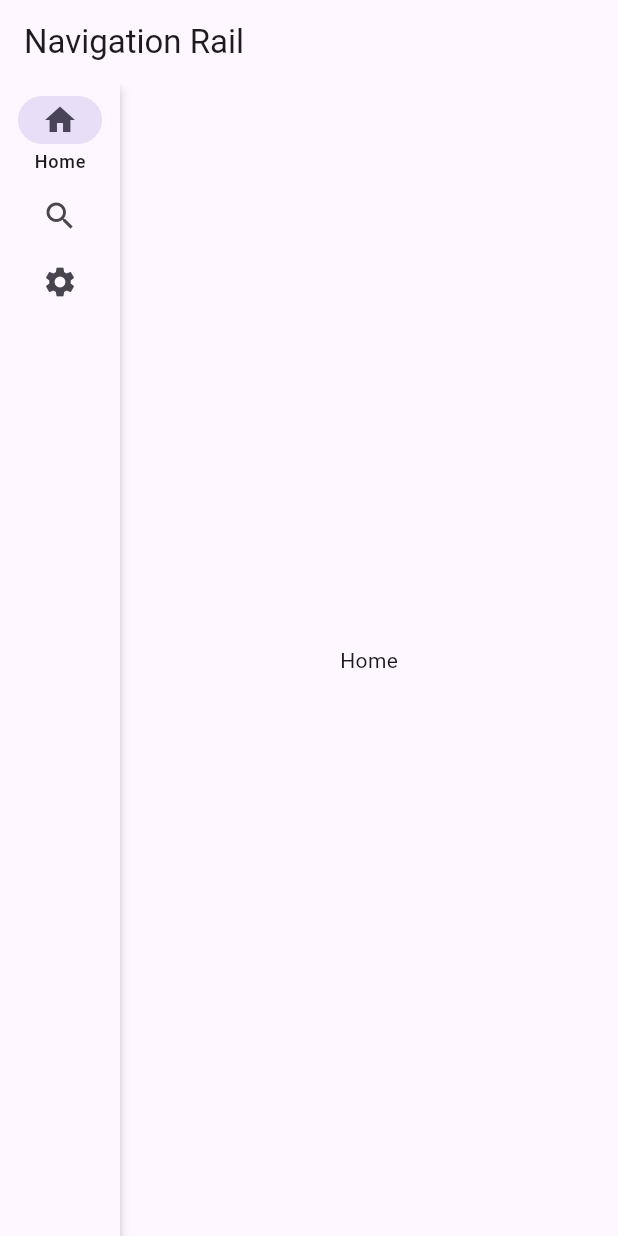
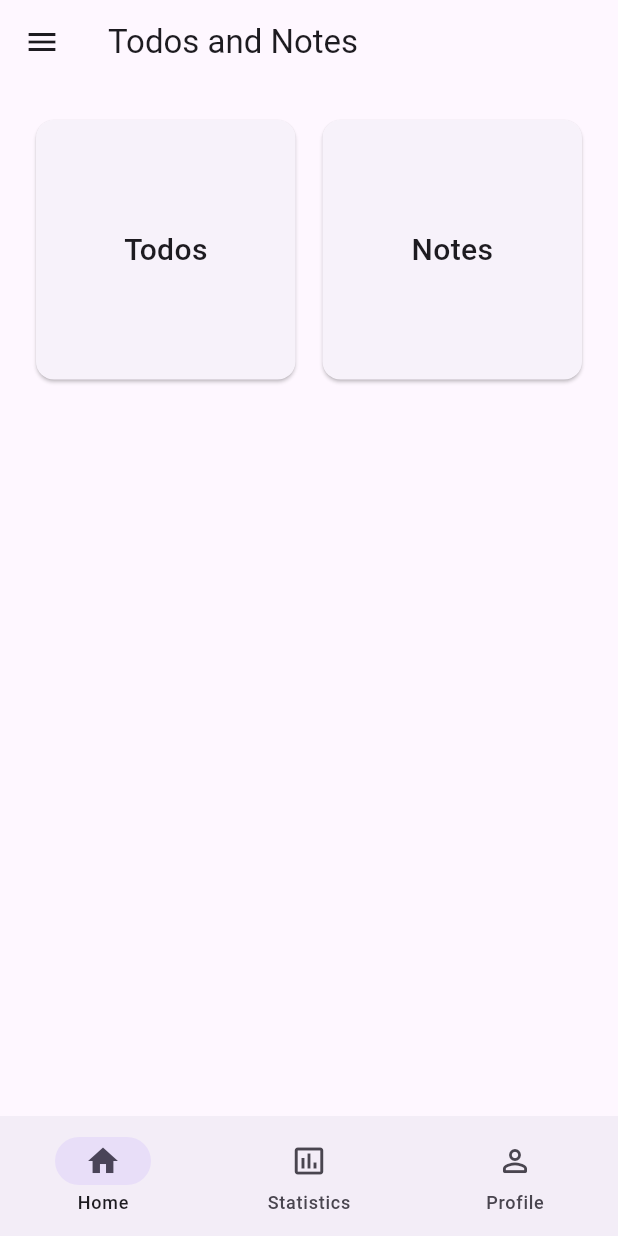
Before and after one commit to msx-git/flutter_day_29, a Flutter app: the screen it shows after launch, on a phone screen of 412 x 824 dp. Run offline on Flutter 3.47's test engine with Material 3 defaults, Android fonts, the phone set to English and light mode, and no system bars.

Commit message:
Navigations are added.

```diff
--- a/lib/main.dart
+++ b/lib/main.dart
@@ -1,7 +1,8 @@
 import 'package:flutter/material.dart';
+import 'package:flutter_day_29/views/pages/main_page.dart';
 
-import 'views/bottom_navigation_stacked.dart';
-import 'views/navigation_rails_page.dart';
+import 'views/pages/classwork/bottom_navigation_stacked.dart';
+import 'views/pages/classwork/navigation_rails_page.dart';
 
 void main() {
   runApp(const MyApp());
@@ -17,6 +18,7 @@ class MyApp extends StatelessWidget {
       debugShowCheckedModeBanner: false,
       home: PageView(
         children: const [
+          MainPage(),
           NavigationRails(),
           BottomNavigationStacked(),
         ],
--- /dev/null
+++ b/lib/views/pages/main_page.dart
@@ -0,0 +1,51 @@
+import 'package:flutter/material.dart';
+import 'package:flutter_day_29/views/pages/todos_and_notes/home.dart';
+import 'package:flutter_day_29/views/pages/todos_and_notes/profile.dart';
+
+import 'todos_and_notes/statistics.dart';
+
+class MainPage extends StatefulWidget {
+  const MainPage({super.key});
+
+  @override
+  State<MainPage> createState() => _MainPageState();
+}
+
+class _MainPageState extends State<MainPage> {
+  int currentIndex = 0;
+
+  @override
+  Widget build(BuildContext context) {
+    return Scaffold(
+      body: IndexedStack(
+        index: currentIndex,
+        children: const [
+          Home(),
+          Statistics(),
+          Profile(),
+        ],
+      ),
+      bottomNavigationBar: NavigationBar(
+        selectedIndex: currentIndex,
+        onDestinationSelected: (value) => setState(() => currentIndex = value),
+        destinations: const [
+          NavigationDestination(
+            icon: Icon(Icons.home_outlined),
+            selectedIcon: Icon(Icons.home),
+            label: 'Home',
+          ),
+          NavigationDestination(
+            selectedIcon: Icon(Icons.insert_chart),
+            icon: Icon(Icons.insert_chart_outlined),
+            label: 'Statistics',
+          ),
+          NavigationDestination(
+            selectedIcon: Icon(Icons.person_rounded),
+            icon: Icon(Icons.person_outline_rounded),
+            label: 'Profile',
+          ),
+        ],
+      ),
+    );
+  }
+}
--- /dev/null
+++ b/lib/views/pages/todos_and_notes/home.dart
@@ -0,0 +1,58 @@
+import 'package:flutter/cupertino.dart';
+import 'package:flutter/material.dart';
+
+import 'widgets/notes_list.dart';
+import 'widgets/todos_list.dart';
+
+class Home extends StatelessWidget {
+  const Home({super.key});
+
+  @override
+  Widget build(BuildContext context) {
+    return Scaffold(
+      appBar: AppBar(
+        title: const Text('Todos and Notes'),
+      ),
+      drawer: const Drawer(),
+      body: GridView.count(
+        padding: const EdgeInsets.all(20),
+        crossAxisSpacing: 10,
+        crossAxisCount: 2,
+        children: [
+          GestureDetector(
+            onTap: () => Navigator.push(
+              context,
+              CupertinoPageRoute(
+                builder: (context) => const TodosList(),
+              ),
+            ),
+            child: const Card(
+              child: Center(
+                child: Text(
+                  'Todos',
+                  style: TextStyle(fontSize: 20, fontWeight: FontWeight.w500),
+                ),
+              ),
+            ),
+          ),
+          GestureDetector(
+            onTap: () => Navigator.push(
+              context,
+              CupertinoPageRoute(
+                builder: (context) => const NotesList(),
+              ),
+            ),
+            child: const Card(
+              child: Center(
+                child: Text(
+                  'Notes',
+                  style: TextStyle(fontSize: 20, fontWeight: FontWeight.w500),
+                ),
+              ),
+            ),
+          ),
+        ],
+      ),
+    );
+  }
+}
--- /dev/null
+++ b/lib/views/pages/todos_and_notes/profile.dart
@@ -0,0 +1,15 @@
+import 'package:flutter/material.dart';
+
+class Profile extends StatelessWidget {
+  const Profile({super.key});
+
+  @override
+  Widget build(BuildContext context) {
+    return Scaffold(
+      appBar: AppBar(
+        title: const Text('Profile'),
+      ),
+      drawer: const Drawer(),
+    );
+  }
+}
--- /dev/null
+++ b/lib/views/pages/todos_and_notes/statistics.dart
@@ -0,0 +1,15 @@
+import 'package:flutter/material.dart';
+
+class Statistics extends StatelessWidget {
+  const Statistics({super.key});
+
+  @override
+  Widget build(BuildContext context) {
+    return Scaffold(
+      appBar: AppBar(
+        title: const Text('Statistics'),
+      ),
+      drawer: const Drawer(),
+    );
+  }
+}
```
Also changed, not shown: lib/views/pages/todos_and_notes/widgets/notes_list.dart (added, +12 -0 lines), lib/views/pages/todos_and_notes/widgets/todos_list.dart (added, +12 -0 lines), lib/views/pages/classwork/bottom_navigation_stacked.dart (renamed from lib/views/bottom_navigation_stacked.dart), lib/views/pages/classwork/navigation_rails_page.dart (renamed from lib/views/navigation_rails_page.dart), pubspec.lock.
